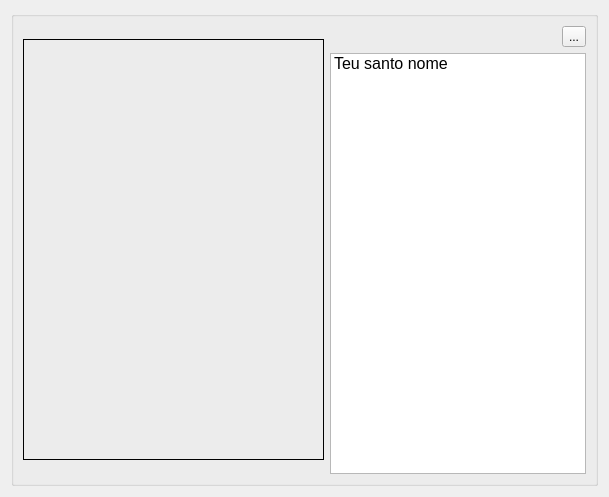
This is coletanea/telaColetanea.ui in Deivison07/public_projSono as Qt 5 draws it before an edit. The edited form follows.
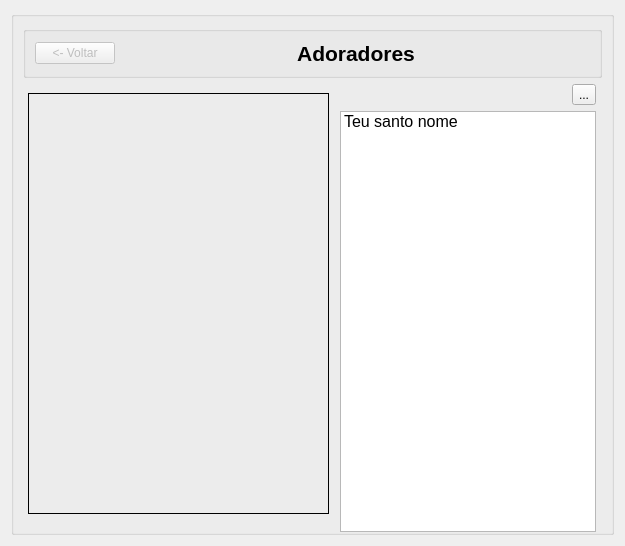
This is the edited form. Icons and pictures are not drawn.

```diff
--- a/coletanea/telaColetanea.ui
+++ b/coletanea/telaColetanea.ui
@@ -9,26 +9,90 @@
    <rect>
     <x>0</x>
     <y>0</y>
-    <width>594</width>
-    <height>468</height>
+    <width>621</width>
+    <height>542</height>
    </rect>
   </property>
-  <property name="maximumSize">
-   <size>
-    <width>594</width>
-    <height>468</height>
-   </size>
-  </property>
   <property name="windowTitle">
    <string>Form</string>
   </property>
   <layout class="QHBoxLayout" name="horizontalLayout_2">
    <item>
     <widget class="QGroupBox" name="boxColetanea">
+     <property name="minimumSize">
+      <size>
+       <width>603</width>
+       <height>524</height>
+      </size>
+     </property>
+     <property name="maximumSize">
+      <size>
+       <width>603</width>
+       <height>524</height>
+      </size>
+     </property>
      <property name="title">
       <string/>
      </property>
-     <layout class="QHBoxLayout" name="horizontalLayout_4">
+     <layout class="QVBoxLayout" name="verticalLayout">
+      <item>
+       <widget class="QGroupBox" name="groupBox">
+        <property name="tabletTracking">
+         <bool>false</bool>
+        </property>
+        <property name="flat">
+         <bool>false</bool>
+        </property>
+        <layout class="QHBoxLayout" name="horizontalLayout">
+         <property name="sizeConstraint">
+          <enum>QLayout::SetMinAndMaxSize</enum>
+         </property>
+         <item>
+          <widget class="QPushButton" name="pushButton">
+           <property name="enabled">
+            <bool>false</bool>
+           </property>
+           <property name="text">
+            <string>&lt;- Voltar</string>
+           </property>
+          </widget>
+         </item>
+         <item>
+          <spacer name="horizontalSpacer_2">
+           <property name="orientation">
+            <enum>Qt::Horizontal</enum>
+           </property>
+           <property name="sizeHint" stdset="0">
+            <size>
+             <width>40</width>
+             <height>20</height>
+            </size>
+           </property>
+          </spacer>
+         </item>
+         <item>
+          <widget class="QLabel" name="label">
+           <property name="text">
+            <string>&lt;html&gt;&lt;head/&gt;&lt;body&gt;&lt;p align=&quot;center&quot;&gt;&lt;span style=&quot; font-size:16pt; font-weight:600;&quot;&gt;Adoradores&lt;/span&gt;&lt;/p&gt;&lt;/body&gt;&lt;/html&gt;</string>
+           </property>
+          </widget>
+         </item>
+         <item>
+          <spacer name="horizontalSpacer">
+           <property name="orientation">
+            <enum>Qt::Horizontal</enum>
+           </property>
+           <property name="sizeHint" stdset="0">
+            <size>
+             <width>40</width>
+             <height>20</height>
+            </size>
+           </property>
+          </spacer>
+         </item>
+        </layout>
+       </widget>
+      </item>
       <item>
        <layout class="QHBoxLayout" name="horizontalLayoutColetanea">
         <item>
```
